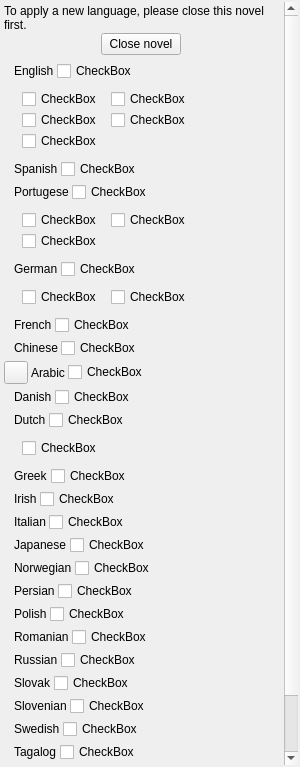
The window that ui/manuscript_context_menu_widget.ui (zkovari/plotlyst) describes before a commit, drawn with Qt 5.
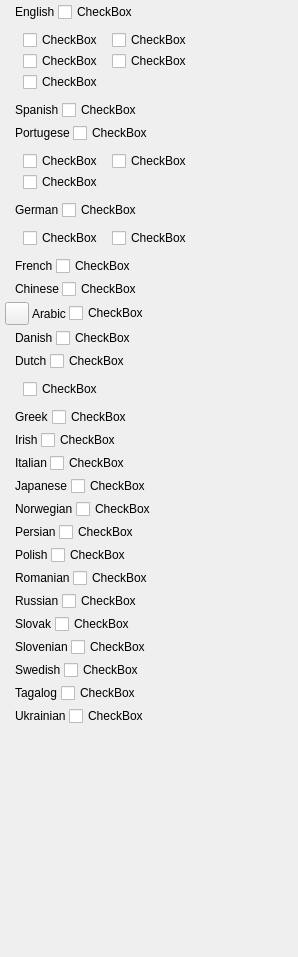
The same window after the commit. Custom widgets are drawn as their Qt base class.

Commit message: Split manuscript editor to multiple textedits (#1629)

Patch:
```diff
--- a/ui/manuscript_context_menu_widget.ui
+++ b/ui/manuscript_context_menu_widget.ui
@@ -6,28 +6,10 @@
    <rect>
     <x>0</x>
     <y>0</y>
-    <width>300</width>
-    <height>767</height>
+    <width>298</width>
+    <height>957</height>
    </rect>
   </property>
-  <property name="sizePolicy">
-   <sizepolicy hsizetype="Preferred" vsizetype="Preferred">
-    <horstretch>0</horstretch>
-    <verstretch>0</verstretch>
-   </sizepolicy>
-  </property>
-  <property name="minimumSize">
-   <size>
-    <width>200</width>
-    <height>300</height>
-   </size>
-  </property>
-  <property name="maximumSize">
-   <size>
-    <width>300</width>
-    <height>16777215</height>
-   </size>
-  </property>
   <property name="windowTitle">
    <string>Form</string>
   </property>
@@ -39,7 +21,7 @@
     <number>0</number>
    </property>
    <property name="leftMargin">
-    <number>2</number>
+    <number>5</number>
    </property>
    <property name="topMargin">
     <number>2</number>
@@ -51,100 +33,29 @@
     <number>2</number>
    </property>
    <item>
-    <widget class="QScrollArea" name="scrollArea">
-     <property name="frameShape">
-      <enum>QFrame::NoFrame</enum>
-     </property>
-     <property name="horizontalScrollBarPolicy">
-      <enum>Qt::ScrollBarAlwaysOff</enum>
-     </property>
-     <property name="widgetResizable">
-      <bool>true</bool>
-     </property>
-     <property name="transparent" stdset="0">
-      <bool>true</bool>
-     </property>
-     <widget class="QWidget" name="scrollAreaWidgetContents">
-      <property name="geometry">
-       <rect>
-        <x>0</x>
-        <y>0</y>
-        <width>282</width>
-        <height>879</height>
-       </rect>
-      </property>
-      <property name="relaxed-white-bg" stdset="0">
-       <bool>true</bool>
+    <widget class="QWidget" name="widget" native="true">
+     <property name="sizePolicy">
+      <sizepolicy hsizetype="Preferred" vsizetype="Expanding">
+       <horstretch>0</horstretch>
+       <verstretch>0</verstretch>
+      </sizepolicy>
       </property>
       <layout class="QVBoxLayout" name="verticalLayout_2">
        <property name="spacing">
         <number>3</number>
        </property>
        <property name="leftMargin">
-        <number>2</number>
-       </property>
-       <property name="topMargin">
-        <number>2</number>
-       </property>
-       <property name="rightMargin">
-        <number>2</number>
-       </property>
-       <property name="bottomMargin">
-        <number>2</number>
-       </property>
-       <item>
-        <widget class="QWidget" name="wdgShutDown" native="true">
-         <layout class="QVBoxLayout" name="verticalLayout_3">
-          <property name="spacing">
-           <number>1</number>
-          </property>
-          <property name="leftMargin">
            <number>0</number>
           </property>
           <property name="topMargin">
            <number>0</number>
           </property>
           <property name="rightMargin">
-           <number>3</number>
+       <number>0</number>
           </property>
           <property name="bottomMargin">
-           <number>3</number>
-          </property>
-          <item>
-           <widget class="QLabel" name="lblShutdownHint">
-            <property name="text">
-             <string>To apply a new language, please close this novel first.</string>
-            </property>
-            <property name="wordWrap">
-             <bool>true</bool>
-            </property>
-           </widget>
-          </item>
-          <item alignment="Qt::AlignHCenter">
-           <widget class="QPushButton" name="btnShutDown">
-            <property name="sizePolicy">
-             <sizepolicy hsizetype="Maximum" vsizetype="Fixed">
-              <horstretch>0</horstretch>
-              <verstretch>0</verstretch>
-             </sizepolicy>
-            </property>
-            <property name="cursor">
-             <cursorShape>PointingHandCursor</cursorShape>
-            </property>
-            <property name="text">
-             <string>Close novel</string>
-            </property>
-            <property name="base" stdset="0">
-             <bool>true</bool>
-            </property>
-            <property name="highlighted" stdset="0">
-             <bool>true</bool>
-            </property>
-           </widget>
-          </item>
-         </layout>
-        </widget>
-       </item>
+       <number>0</number>
+      </property>
        <item>
         <layout class="QHBoxLayout" name="horizontalLayout">
          <item>
@@ -1514,7 +1425,6 @@
        </item>
       </layout>
      </widget>
-    </widget>
    </item>
   </layout>
  </widget>
```
Left out of the diff: 212 changed lines with no effect on the pictures. Lines whose indentation alone changed are shown as unchanged. The commit also changes 15 other files.
